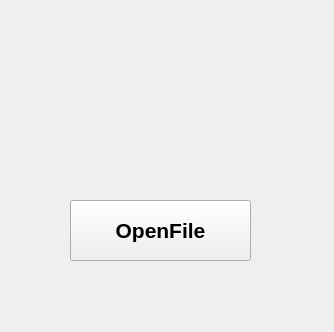
bozhikovstanislav/UI-Pylinac, file CatPhan/CatPhan.ui: the form before one commit.
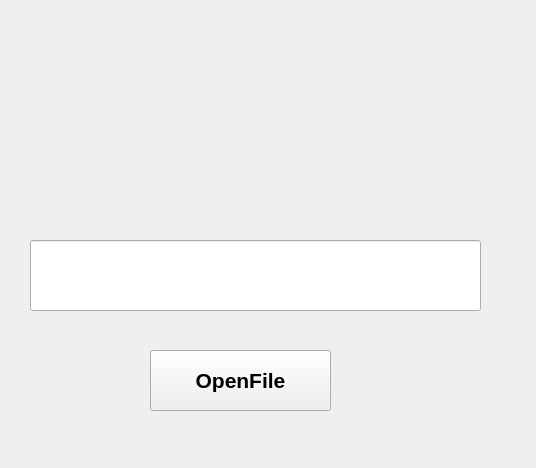
The form after the commit. Icons and pictures are not drawn.

```diff
--- a/CatPhan/CatPhan.ui
+++ b/CatPhan/CatPhan.ui
@@ -6,8 +6,8 @@
    <rect>
     <x>0</x>
     <y>0</y>
-    <width>334</width>
-    <height>332</height>
+    <width>536</width>
+    <height>468</height>
    </rect>
   </property>
   <property name="windowTitle">
@@ -17,8 +17,8 @@
    <widget class="QPushButton" name="pushButton_OpenGFile">
     <property name="geometry">
      <rect>
-      <x>70</x>
-      <y>200</y>
+      <x>150</x>
+      <y>350</y>
       <width>181</width>
       <height>61</height>
      </rect>
@@ -37,7 +37,7 @@
    <widget class="QLabel" name="label">
     <property name="geometry">
      <rect>
-      <x>80</x>
+      <x>130</x>
       <y>20</y>
       <width>251</width>
       <height>171</height>
@@ -53,6 +53,21 @@
      <string>&lt;html&gt;&lt;head/&gt;&lt;body&gt;&lt;p&gt;&lt;img src=&quot;:/Icones/development-gtk.ico&quot;/&gt;&lt;img src=&quot;:/Icones/amule.png&quot;/&gt;&lt;/p&gt;&lt;/body&gt;&lt;/html&gt;</string>
     </property>
    </widget>
+   <widget class="QLineEdit" name="lineEdit">
+    <property name="geometry">
+     <rect>
+      <x>30</x>
+      <y>240</y>
+      <width>451</width>
+      <height>71</height>
+     </rect>
+    </property>
+    <property name="font">
+     <font>
+      <pointsize>30</pointsize>
+     </font>
+    </property>
+   </widget>
   </widget>
  </widget>
  <resources>
```
